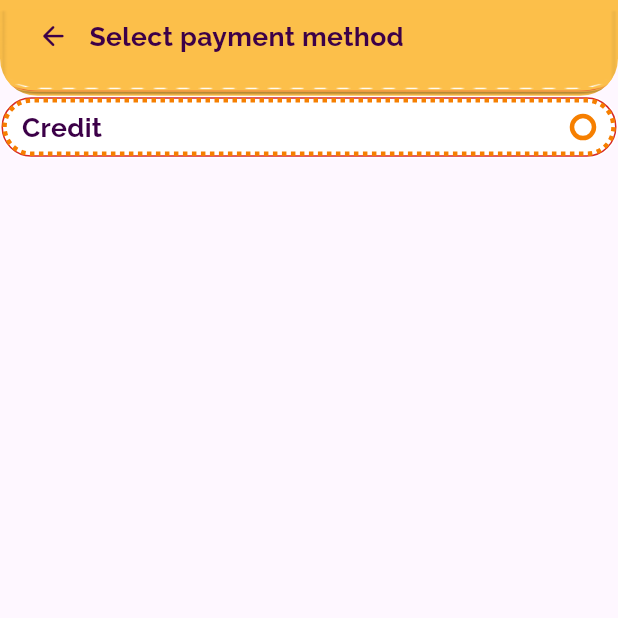
After one commit to quantumexchange8/kindertown-parent-app, a Flutter app: the SelectPaymentMethodPage screen opened directly, on a phone screen of 412 x 824 dp, the top half of it. The commit adds this screen. Run offline on Flutter 3.47's test engine with Material 3 defaults, Android fonts, the phone set to English and light mode, and no system bars; drawn by our look-alikes of dotted_border, entry; our stand-ins replace carousel_slider, easy_stepper, file_picker, flick_video_player, flutter_secure_storage, get and 3 more; missing offline and left inert: progresso, zoom_pinch_overlay; accounts and stored records are empty.

Commit message:
add reservation step 3,4

```diff
--- /dev/null
+++ b/lib/pages/reserve a seat/reservation/select_payment_method_page.dart
@@ -0,0 +1,121 @@
+// ignore_for_file: public_member_api_docs, sort_constructors_first
+import 'package:flutter/material.dart';
+import 'package:kindertown_parent_app/component/primary_appbar.dart';
+import 'package:kindertown_parent_app/helper/text_styles.dart';
+import 'package:kindertown_parent_app/models/credit_card.dart';
+import 'package:kindertown_parent_app/pages/reserve%20a%20seat/reservation/widgets/show_select_form_column.dart';
+
+final List<CreditCard> creditCardList = [
+  CreditCard(
+      id: 1,
+      bankName: 'PUBLIC BANK BERHAD',
+      cardType: 'visa',
+      cardNo: '1231 3233 7657 3331')
+];
+
+const onlineBankingList = [
+  {'logo': 'assets/icons/bank_logo/maybank.png', 'name': 'Maybank2u'},
+  {'logo': 'assets/icons/bank_logo/cimb.png', 'name': 'CIMB Clicks'},
+  {'logo': 'assets/icons/bank_logo/public_bank.png', 'name': 'Public Bank'},
+  {'logo': 'assets/icons/bank_logo/ambank.png', 'name': 'Ambank'},
+  {'logo': 'assets/icons/bank_logo/rhb_now.png', 'name': 'RHB Now'},
+  {'logo': 'assets/icons/bank_logo/mybsn.png', 'name': 'MyBSN'},
+  {'logo': 'assets/icons/bank_logo/uob.png', 'name': 'UOB'},
+  {'logo': 'assets/icons/bank_logo/affin_bank.png', 'name': 'Affin Bank'},
+  {'logo': 'assets/icons/bank_logo/hsbc_online.png', 'name': 'HSBC Online'},
+  {
+    'logo': 'assets/icons/bank_logo/standard_chartered_bank.png',
+    'name': 'Standard Chartered Bank'
+  },
+  {
+    'logo': 'assets/icons/bank_logo/hong_leong_bank.png',
+    'name': 'Hong Leong Connect'
+  },
+  {'logo': 'assets/icons/bank_logo/ocbc_online.png', 'name': 'OCBC Online'},
+  {'logo': 'assets/icons/bank_logo/bank_rakyat.png', 'name': 'Bank Rakyat'},
+];
+
+const ewalletList = [
+  {'logo': 'assets/icons/e_wallet/tng.png', 'name': 'Touch ‘n Go'},
+  {'logo': 'assets/icons/e_wallet/boost.png', 'name': 'Boost'},
+  {'logo': 'assets/icons/e_wallet/grab_pay.png', 'name': 'GrabPay'},
+  {'logo': 'assets/icons/e_wallet/shopee_pay.png', 'name': 'Shopee Pay'},
+  {'logo': 'assets/icons/e_wallet/mae.png', 'name': 'MAE by Maybank'},
+  {'logo': 'assets/icons/e_wallet/wechat_pay_my.png', 'name': 'Wechat Pay MY'},
+  {'logo': 'assets/icons/e_wallet/favepay.png', 'name': 'FavePay'},
+  {'logo': 'assets/icons/e_wallet/alipay.png', 'name': 'Alipay'},
+  {
+    'logo': 'assets/icons/bank_logo/standard_chartered_bank.png',
+    'name': 'Standard Chartered Bank'
+  },
+  {
+    'logo': 'assets/icons/bank_logo/hong_leong_bank.png',
+    'name': 'Hong Leong Connect'
+  },
+  {'logo': 'assets/icons/bank_logo/ocbc_online.png', 'name': 'OCBC Online'},
+  {'logo': 'assets/icons/bank_logo/bank_rakyat.png', 'name': 'Bank Rakyat'},
+];
+
+class PaymentMethod {
+  int id;
+  String method;
+  PaymentMethod({
+    required this.id,
+    required this.method,
+  });
+}
+
+class SelectPaymentMethodPage extends StatefulWidget {
+  const SelectPaymentMethodPage({super.key});
+
+  @override
+  State<SelectPaymentMethodPage> createState() =>
+      _SelectPaymentMethodPageState();
+}
+
+class _SelectPaymentMethodPageState extends State<SelectPaymentMethodPage> {
+  PaymentMethod? selectedPaymentMethod;
+
+  @override
+  Widget build(BuildContext context) {
+    final List<PaymentMethod> paymentMethodList = [];
+    final creditCardLength = creditCardList.length;
+    for (var i = 1; i <= creditCardLength; i++) {
+      paymentMethodList.add(PaymentMethod(id: i, method: 'credit_card'));
+    }
+    for (var i = creditCardList.length;
+        i <= (creditCardLength + onlineBankingList.length);
+        i++) {
+      paymentMethodList.add(PaymentMethod(id: i, method: 'online_banking'));
+    }
+    for (var i = (creditCardLength + onlineBankingList.length);
+        i <= (creditCardLength + onlineBankingList.length + ewalletList.length);
+        i++) {
+      paymentMethodList.add(PaymentMethod(id: i, method: 'e_wallet'));
+    }
+
+    final paymentMethod = {
+      'Credit / Debit card': creditCardList,
+      'Online banking': onlineBankingList,
+      'E-wallets': ewalletList,
+    };
+
+    return Scaffold(
+      appBar: primaryAppbar(
+          title: Text(
+        'Select payment method',
+        style: textLg.copyWith(fontWeight: FontWeight.w700),
+      )),
+      body: ListView(
+        children: [
+          ShowSelectFormColumn(
+              onTapContainer: () {},
+              formContainer: Container(),
+              onTick: () {},
+              subtitle: 'Credit',
+              isTick: false),
+        ],
+      ),
+    );
+  }
+}
--- /dev/null
+++ b/lib/pages/reserve a seat/reservation/widgets/show_select_form_column.dart
@@ -0,0 +1,47 @@
+import 'package:entry/entry.dart';
+import 'package:flutter/material.dart';
+import 'package:kindertown_parent_app/helper/dimensions.dart';
+import 'package:kindertown_parent_app/pages/reserve%20a%20seat/reservation/widgets/selectable_container.dart';
+
+class ShowSelectFormColumn extends StatelessWidget {
+  final Widget formContainer;
+  final void Function()? onTapContainer;
+  final void Function() onTick;
+  final String subtitle;
+  final bool isTick;
+  final bool isVisibleForm;
+  const ShowSelectFormColumn(
+      {super.key,
+      required this.formContainer,
+      this.onTapContainer,
+      required this.onTick,
+      required this.subtitle,
+      required this.isTick,
+      this.isVisibleForm = true});
+
+  @override
+  Widget build(BuildContext context) {
+    return Column(
+      mainAxisSize: MainAxisSize.min,
+      children: [
+        GestureDetector(
+          onTap: onTapContainer,
+          child: SelectableContainer(
+            onTick: onTick,
+            text: subtitle,
+            isTick: isTick,
+          ),
+        ),
+        SizedBox(
+          height: height10,
+        ),
+        Entry.all(
+          opacity: 1,
+          visible: isVisibleForm,
+          yOffset: -150,
+          child: formContainer,
+        )
+      ],
+    );
+  }
+}
```
Also changed, not shown: lib/pages/reserve a seat/reservation/fill_reservation_detail_first_page.dart (+6 -21 lines), lib/pages/reserve a seat/reservation/fill_reservation_detail_fourth_page.dart (+128 -0 lines), lib/pages/reserve a seat/reservation/fill_reservation_detail_second_page.dart (+8 -23 lines), lib/pages/reserve a seat/reservation/fill_reservation_detail_third_page.dart (+127 -0 lines), lib/pages/reserve a seat/reservation/widgets/agreements_checkbox_row.dart (added, +46 -0 lines), lib/pages/reserve a seat/reservation/widgets/have_file_container.dart (added, +59 -0 lines), lib/pages/reserve a seat/reservation/widgets/title_with_upload_file_column.dart (+2 -49 lines).
